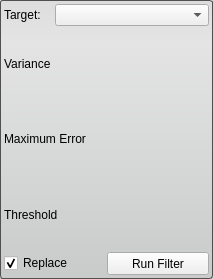
First picture: the form in src/Interface/ToolInterface/CannyEdgeDetectionFilterInterface.ui, repository SCIInstitute/Seg3D, before the edit.
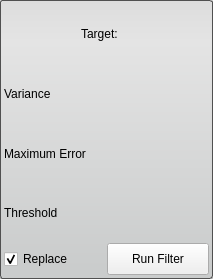
Second picture: the form after the edit.

Diff of the .ui file:
```diff
--- a/src/Interface/ToolInterface/CannyEdgeDetectionFilterInterface.ui
+++ b/src/Interface/ToolInterface/CannyEdgeDetectionFilterInterface.ui
@@ -52,39 +52,29 @@
     <number>4</number>
    </property>
    <item>
-    <layout class="QHBoxLayout" name="activeHLayout" stretch="1,3">
+    <layout class="QHBoxLayout" name="activeHLayout" stretch="1">
      <property name="spacing">
       <number>0</number>
      </property>
      <item>
       <widget class="QLabel" name="activeLabel">
        <property name="sizePolicy">
-        <sizepolicy hsizetype="Expanding" vsizetype="Preferred">
+        <sizepolicy hsizetype="Fixed" vsizetype="Preferred">
          <horstretch>0</horstretch>
          <verstretch>0</verstretch>
         </sizepolicy>
        </property>
+       <property name="minimumSize">
+        <size>
+         <width>50</width>
+         <height>0</height>
+        </size>
+       </property>
        <property name="text">
         <string>Target:</string>
        </property>
       </widget>
      </item>
-     <item>
-      <widget class="QComboBox" name="targetComboBox">
-       <property name="sizePolicy">
-        <sizepolicy hsizetype="Expanding" vsizetype="Fixed">
-         <horstretch>0</horstretch>
-         <verstretch>0</verstretch>
-        </sizepolicy>
-       </property>
-       <property name="sizeAdjustPolicy">
-        <enum>QComboBox::AdjustToMinimumContentsLength</enum>
-       </property>
-       <property name="minimumContentsLength">
-        <number>12</number>
-       </property>
-      </widget>
-     </item>
     </layout>
    </item>
    <item>
@@ -181,6 +171,18 @@
          <verstretch>0</verstretch>
         </sizepolicy>
        </property>
+       <property name="minimumSize">
+        <size>
+         <width>0</width>
+         <height>32</height>
+        </size>
+       </property>
+       <property name="maximumSize">
+        <size>
+         <width>16777215</width>
+         <height>32</height>
+        </size>
+       </property>
        <property name="text">
         <string>Replace</string>
        </property>
@@ -197,10 +199,16 @@
          <verstretch>0</verstretch>
         </sizepolicy>
        </property>
+       <property name="minimumSize">
+        <size>
+         <width>0</width>
+         <height>32</height>
+        </size>
+       </property>
        <property name="maximumSize">
         <size>
          <width>16777215</width>
-         <height>23</height>
+         <height>32</height>
         </size>
        </property>
        <property name="text">
```
